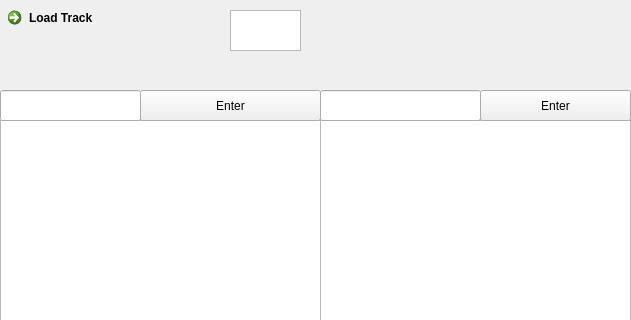
robertfoster5/1140_Team_Falcon, file senv/tkm_test.ui: the form before one commit; both pictures show x 0 to 631 and y 0 to 320 of the 1037 by 929 pixel window.
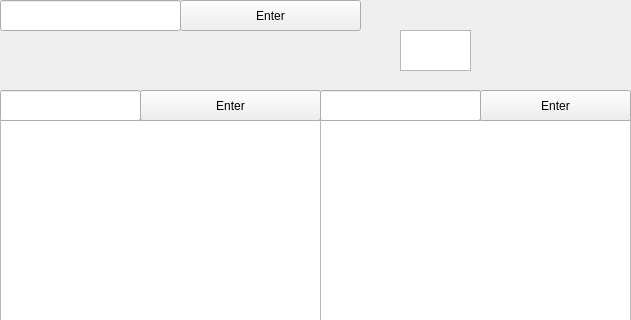
The form after the commit.

Commit message: fixed red line file and code to load more tracks

What changed in the file:
```diff
--- a/senv/tkm_test.ui
+++ b/senv/tkm_test.ui
@@ -17,8 +17,8 @@
    <widget class="QGraphicsView" name="graphicsView">
     <property name="geometry">
      <rect>
-      <x>230</x>
-      <y>10</y>
+      <x>400</x>
+      <y>30</y>
       <width>71</width>
       <height>41</height>
      </rect>
@@ -102,19 +102,6 @@
      <string>Select Errors</string>
     </property>
    </widget>
-   <widget class="QCommandLinkButton" name="commandLinkButton">
-    <property name="geometry">
-     <rect>
-      <x>0</x>
-      <y>0</y>
-      <width>167</width>
-      <height>41</height>
-     </rect>
-    </property>
-    <property name="text">
-     <string>Load Track</string>
-    </property>
-   </widget>
    <widget class="QPushButton" name="pushButton_2">
     <property name="geometry">
      <rect>
@@ -282,6 +269,32 @@
      <string/>
     </property>
    </widget>
+   <widget class="QLineEdit" name="lineEdit_f">
+    <property name="geometry">
+     <rect>
+      <x>0</x>
+      <y>0</y>
+      <width>181</width>
+      <height>31</height>
+     </rect>
+    </property>
+    <property name="text">
+     <string/>
+    </property>
+   </widget>
+   <widget class="QPushButton" name="enterF">
+    <property name="geometry">
+     <rect>
+      <x>180</x>
+      <y>0</y>
+      <width>181</width>
+      <height>31</height>
+     </rect>
+    </property>
+    <property name="text">
+     <string>Enter</string>
+    </property>
+   </widget>
    <zorder>textBrowser</zorder>
    <zorder>checkBox</zorder>
    <zorder>checkBox_2</zorder>
```
Left out of the diff: 3 changed lines with no effect on the pictures. The commit also changes 4 other files.
